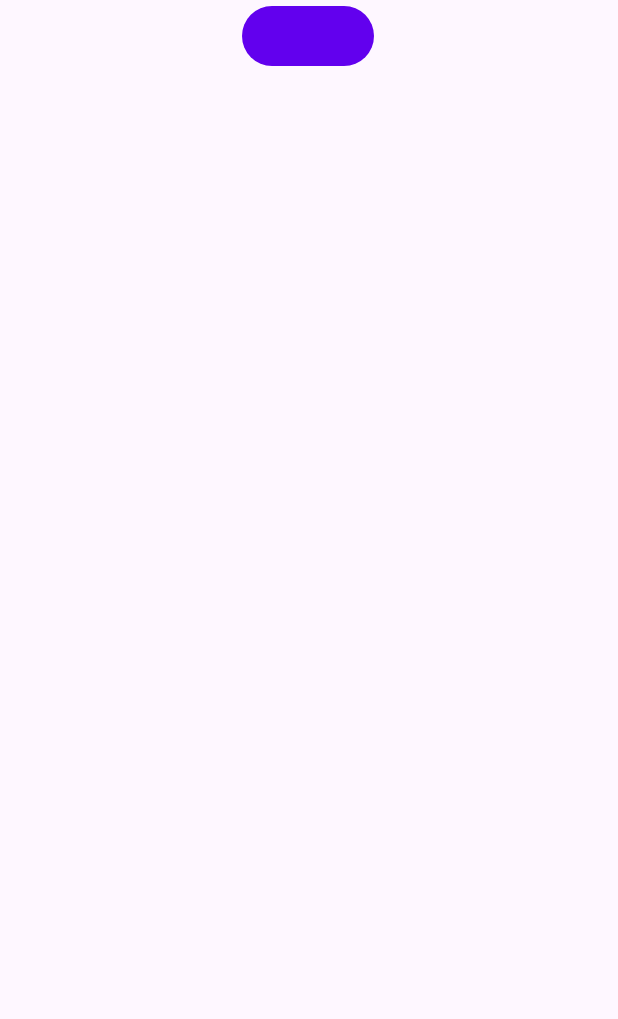
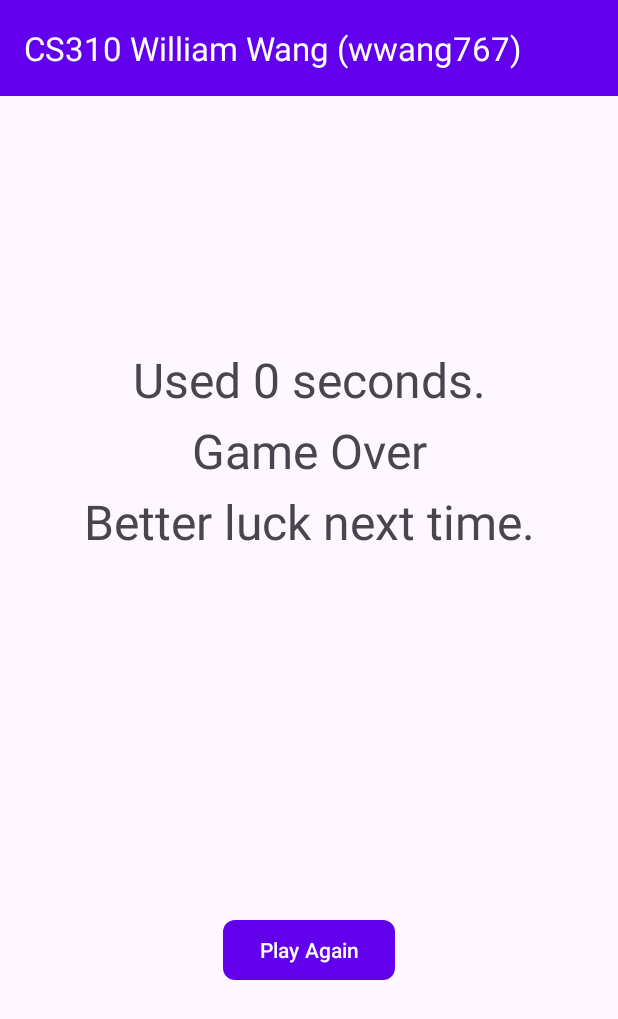
Before and after one commit to william-ying/Minesweeper, an Android app: the layout activity_result.xml on its own in the app's theme, with its tools: preview values and no code run, on a phone screen of 412 x 824 dp. Shown: the top 1019 px of the screen. Run offline under Robolectric (Android 15) with nearby library versions, the phone set to English and light mode, and no system bars.

Commit message:
Implemented results page

```diff
--- a/app/src/main/AndroidManifest.xml
+++ b/app/src/main/AndroidManifest.xml
@@ -21,6 +21,9 @@
                 <category android:name="android.intent.category.LAUNCHER" />
             </intent-filter>
         </activity>
+        <activity
+            android:name=".ResultPage"
+            android:exported="false" />
     </application>
 
 </manifest>
--- a/app/src/main/res/layout/activity_result.xml
+++ b/app/src/main/res/layout/activity_result.xml
@@ -4,25 +4,66 @@
     xmlns:tools="http://schemas.android.com/tools"
     android:layout_width="match_parent"
     android:layout_height="match_parent"
-    tools:context=".MainActivity">
+    tools:context=".ResultPage">
 
-    <Button
-        android:id="@+id/button_find_beer"
+    <com.google.android.material.appbar.MaterialToolbar
+        android:id="@+id/toolbar"
+        android:layout_width="match_parent"
+        android:layout_height="?attr/actionBarSize"
+        android:background="?attr/colorPrimary"
+        app:title="@string/header"
+        app:titleTextColor="?attr/colorOnPrimary"
+        app:layout_constraintTop_toTopOf="parent"
+        app:layout_constraintStart_toStartOf="parent"
+        app:layout_constraintEnd_toEndOf="parent" />
+
+    <TextView
+        android:id="@+id/resultTime"
         android:layout_width="wrap_content"
         android:layout_height="wrap_content"
-        android:layout_marginTop="50dp"
+        android:text="Used 0 seconds."
+        android:textSize="32sp"
+        app:layout_constraintBottom_toTopOf="@+id/resultStatus"
         app:layout_constraintEnd_toEndOf="parent"
-        app:layout_constraintHorizontal_bias="0.498"
-        app:layout_constraintStart_toStartOf="parent" />
-
+        app:layout_constraintStart_toStartOf="parent"
+        app:layout_constraintTop_toBottomOf="@+id/toolbar"
+        app:layout_constraintVertical_chainStyle="packed" />
 
     <TextView
-        android:id="@+id/textview_show_brands"
+        android:id="@+id/resultStatus"
         android:layout_width="wrap_content"
         android:layout_height="wrap_content"
-        android:layout_marginTop="32dp"
+        android:layout_marginTop="4dp"
+        android:text="Game Over"
+        android:textSize="32sp"
+        app:layout_constraintBottom_toTopOf="@+id/resultMsg"
+        app:layout_constraintEnd_toEndOf="parent"
+        app:layout_constraintStart_toStartOf="parent"
+        app:layout_constraintTop_toBottomOf="@+id/resultTime" />
+
+    <TextView
+        android:id="@+id/resultMsg"
+        android:layout_width="wrap_content"
+        android:layout_height="wrap_content"
+        android:layout_marginTop="4dp"
+        android:text="Better luck next time."
+        android:textSize="32sp"
+        app:layout_constraintBottom_toTopOf="@+id/btnBack"
+        app:layout_constraintEnd_toEndOf="parent"
+        app:layout_constraintStart_toStartOf="parent"
+        app:layout_constraintTop_toBottomOf="@+id/resultStatus" />
+
+    <com.google.android.material.button.MaterialButton
+        android:id="@+id/btnBack"
+        android:layout_width="wrap_content"
+        android:layout_height="wrap_content"
+        android:layout_marginTop="240dp"
+        android:onClick="backToMain"
+        android:text="Play Again"
+        app:cornerRadius="8dp"
         app:layout_constraintBottom_toBottomOf="parent"
         app:layout_constraintEnd_toEndOf="parent"
-        app:layout_constraintStart_toStartOf="parent" />
+        app:layout_constraintStart_toStartOf="parent"
+        app:layout_constraintTop_toBottomOf="@+id/resultMsg" />
 
 </androidx.constraintlayout.widget.ConstraintLayout>
```
Also changed, not shown: app/src/main/java/com/example/minesweeper/MainActivity.java (+13 -0 lines), app/src/main/java/com/example/minesweeper/ResultPage.java (added, +43 -0 lines).
